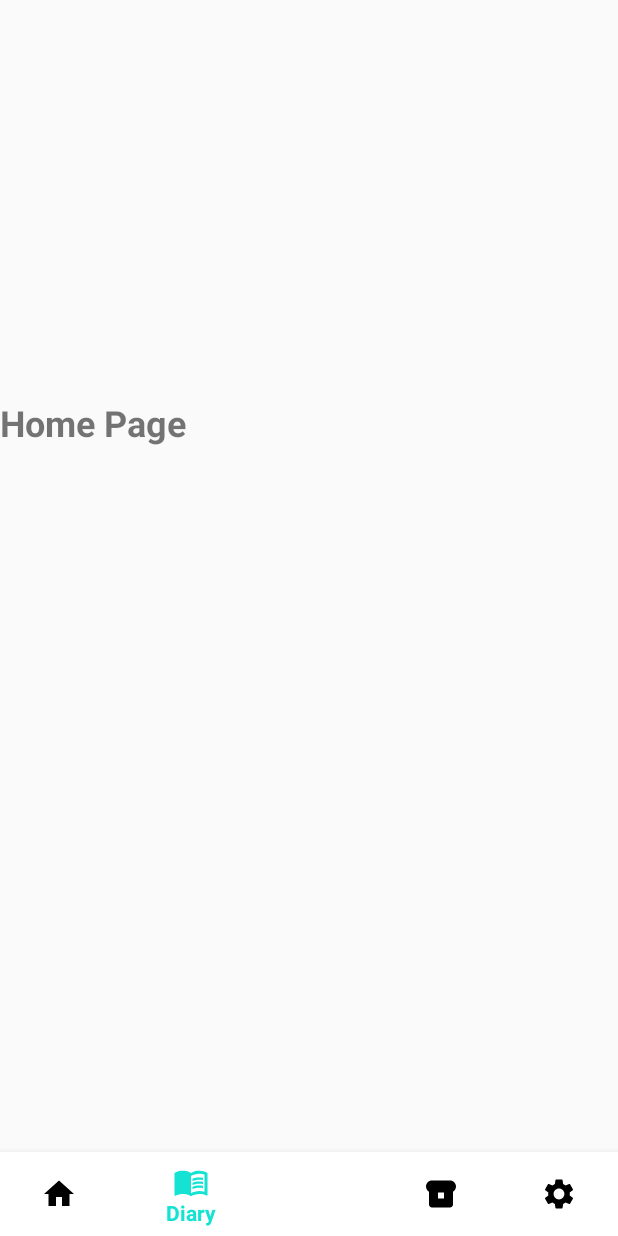
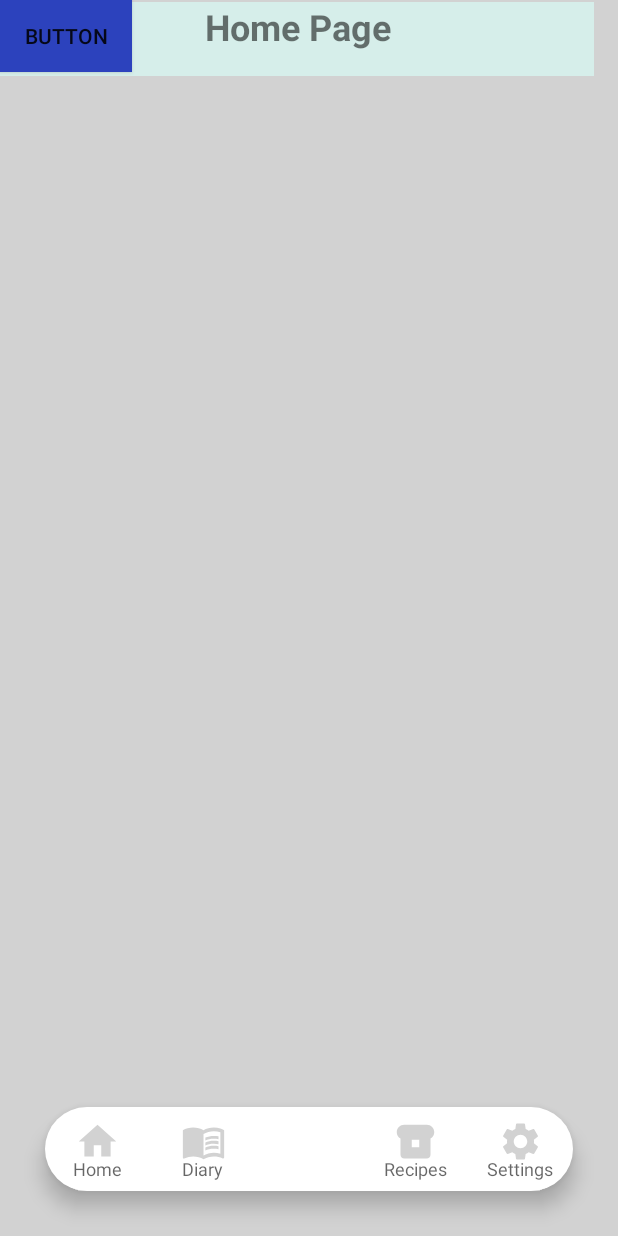
Before and after one commit to Emmanuel-Junior/dietregulator, an Android app: the Home screen opened directly, with no data from a screen before it, item 3 of the bottom bar chosen, on a phone screen of 412 x 824 dp. Run offline under Robolectric (Android 15) with nearby library versions, the phone set to English and light mode, and no system bars; 2 statements that could not run were skipped.

Commit message:
edited menu bar a bit

```diff
--- /dev/null
+++ b/app/src/main/res/drawable-tvdpi/item_selector.xml
@@ -0,0 +1,8 @@
+<?xml version="1.0" encoding="utf-8"?>
+<selector xmlns:android="http://schemas.android.com/apk/res/android">
+
+    <item android:state_pressed="true" android:color = "@color/black"/>
+    <item android:state_selected="true" android:color = "@color/black"/>
+    <item android:color="@color/light_grey"/>
+
+</selector>
--- /dev/null
+++ b/app/src/main/res/drawable/round_corners.xml
@@ -0,0 +1,7 @@
+<?xml version="1.0" encoding="utf-8"?>
+<shape
+    android:shape="rectangle"
+    xmlns:android="http://schemas.android.com/apk/res/android">
+<solid android:color="@color/white"/>
+    <corners android:radius="100dp"/>
+</shape>
--- a/app/src/main/res/layout/activity_home.xml
+++ b/app/src/main/res/layout/activity_home.xml
@@ -1,36 +1,56 @@
 <?xml version="1.0" encoding="utf-8"?>
-<androidx.constraintlayout.widget.ConstraintLayout xmlns:android="http://schemas.android.com/apk/res/android"
-    xmlns:app="http://schemas.android.com/apk/res-auto"
-    xmlns:tools="http://schemas.android.com/tools"
+<RelativeLayout xmlns:android="http://schemas.android.com/apk/res/android"
+    xmlns:tools="http://Schemas.android.com/tools"
     android:layout_width="match_parent"
     android:layout_height="match_parent"
-    tools:context=".Home">
+    xmlns:app="http://schemas.android.com/apk/res-auto"
+    android:id="@+id/body_container"
+    android:background="@color/light_grey"
+    tools:context=".mainActivity">
 
-
-    <com.google.android.material.bottomnavigation.BottomNavigationView
-        android:id="@+id/bottom_navigation"
-        android:layout_width="match_parent"
-        android:layout_height="wrap_content"
-        app:itemBackground="@color/white"
-        app:itemIconTint="@drawable/selector"
-        app:itemTextColor="@drawable/selector"
-        app:layout_constraintBottom_toBottomOf="parent"
-        app:menu="@menu/bottom_navigation_menu">
-
-    </com.google.android.material.bottomnavigation.BottomNavigationView>
 
     <TextView
         android:id="@+id/textView"
-        android:layout_width="match_parent"
-        android:layout_height="40dp"
-        android:layout_marginTop="265dp"
+        android:layout_width="100mm"
+        android:layout_height="49dp"
+        android:layout_marginTop="1dp"
         android:layout_marginEnd="16dp"
+
+        android:layout_marginBottom="30dp"
+        android:background="@color/blu_white"
         android:text="Home Page"
+        android:textAlignment="center"
         android:textSize="24sp"
         android:textStyle="bold"
+        app:layout_constraintBottom_toBottomOf="parent"
         app:layout_constraintEnd_toEndOf="parent"
+        app:layout_constraintHorizontal_bias="1.0"
         app:layout_constraintStart_toStartOf="parent"
-        app:layout_constraintTop_toTopOf="parent" />
+        app:layout_constraintTop_toTopOf="parent"
+        app:layout_constraintVertical_bias="0.0" />
+
+    <com.google.android.material.bottomnavigation.BottomNavigationView
+        android:id="@+id/bottom_navigator"
+        android:layout_width="match_parent"
+        android:layout_height="wrap_content"
+        android:layout_alignParentBottom="true"
+        android:layout_marginStart="30dp"
+        android:layout_marginEnd="30dp"
+        android:layout_marginBottom="30dp"
+        android:background="@drawable/round_corners"
+        android:elevation="2dp"
+        app:itemIconSize="30dp"
+        app:itemIconTint="@drawable/item_selector"
+        app:itemRippleColor="@android:color/transparent"
+        app:labelVisibilityMode="labeled"
+        app:menu="@menu/bottom_navigation_menu" />
+
+    <Button
+        android:id="@+id/button6"
+        android:layout_width="wrap_content"
+        android:layout_height="wrap_content"
+        android:background="#2C42BD"
+        android:text="Button" />
 
 
-</androidx.constraintlayout.widget.ConstraintLayout>
+</RelativeLayout>
--- a/app/src/main/res/layout/activity_login.xml
+++ b/app/src/main/res/layout/activity_login.xml
@@ -4,7 +4,7 @@
     xmlns:tools="http://schemas.android.com/tools"
     android:layout_width="match_parent"
     android:layout_height="match_parent"
-    android:padding="10dp"
+    android:padding="1dp"
     android:orientation="vertical"
     android:background="@color/white"
     tools:context=".LoginActivity">
--- a/app/src/main/res/layout/activity_settings.xml
+++ b/app/src/main/res/layout/activity_settings.xml
@@ -78,7 +78,7 @@
         android:fontFamily="sans-serif-black"
         app:layout_constraintEnd_toEndOf="parent"
         app:layout_constraintStart_toStartOf="parent"
-        app:layout_constraintTop_toBottomOf="@id/linearlayout1"></TextView>
+        app:layout_constraintTop_toBottomOf="@id/linearlayout1" />
 
     <View
         android:id="@+id/horizontalline"
--- a/app/src/main/res/layout/activity_welcome.xml
+++ b/app/src/main/res/layout/activity_welcome.xml
@@ -67,7 +67,7 @@
         android:layout_marginEnd="16dp"
         android:layout_marginBottom="70dp"
         android:background="@color/green_2"
-        android:fontFamily="cursive"
+        android:fontFamily="sans-serif"
         android:text="Get Started"
         android:textSize="25dp"
         app:layout_constraintBottom_toBottomOf="parent"
--- a/app/src/main/res/values/colors.xml
+++ b/app/src/main/res/values/colors.xml
@@ -14,5 +14,7 @@
     <color name="color1">#14e2d3</color>
     <color name="purple">#535bd6</color>
     <color name="green1">#14e2d3</color>
-    <color name="green_2">#34CCD9</color>
+    <!--<color name="green_2">#34CCD9</color>-->
+    <color name="green_2">#2C42BD</color>
+    <color name="light_grey">#D2D2D2</color>
 </resources>
```
